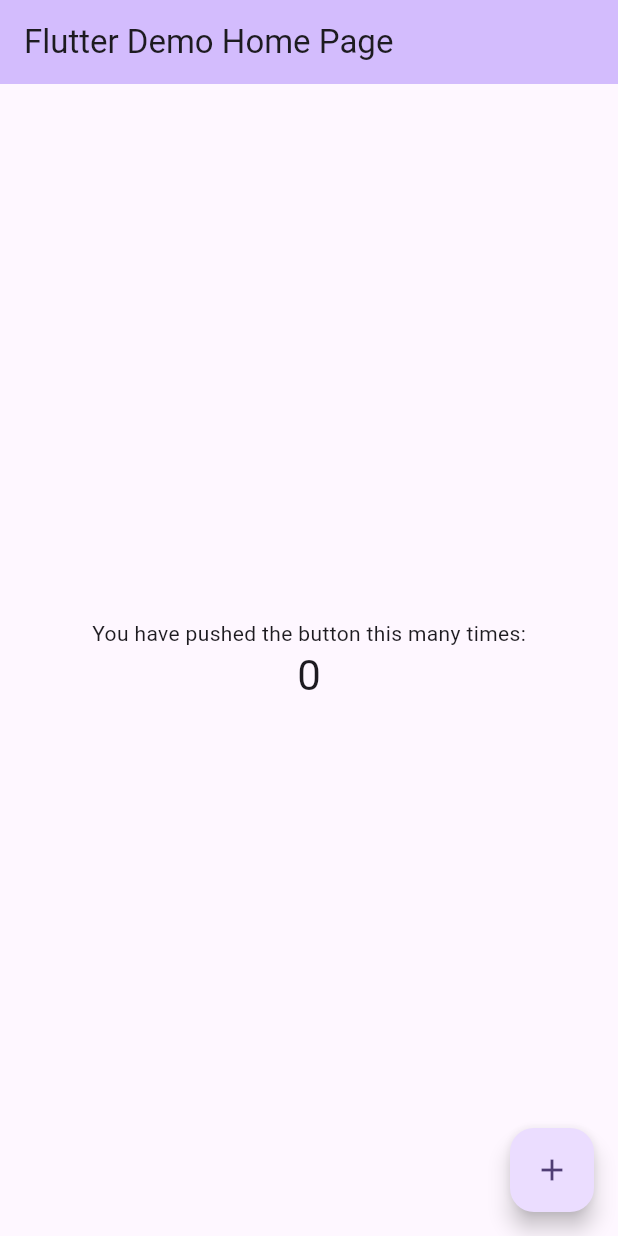
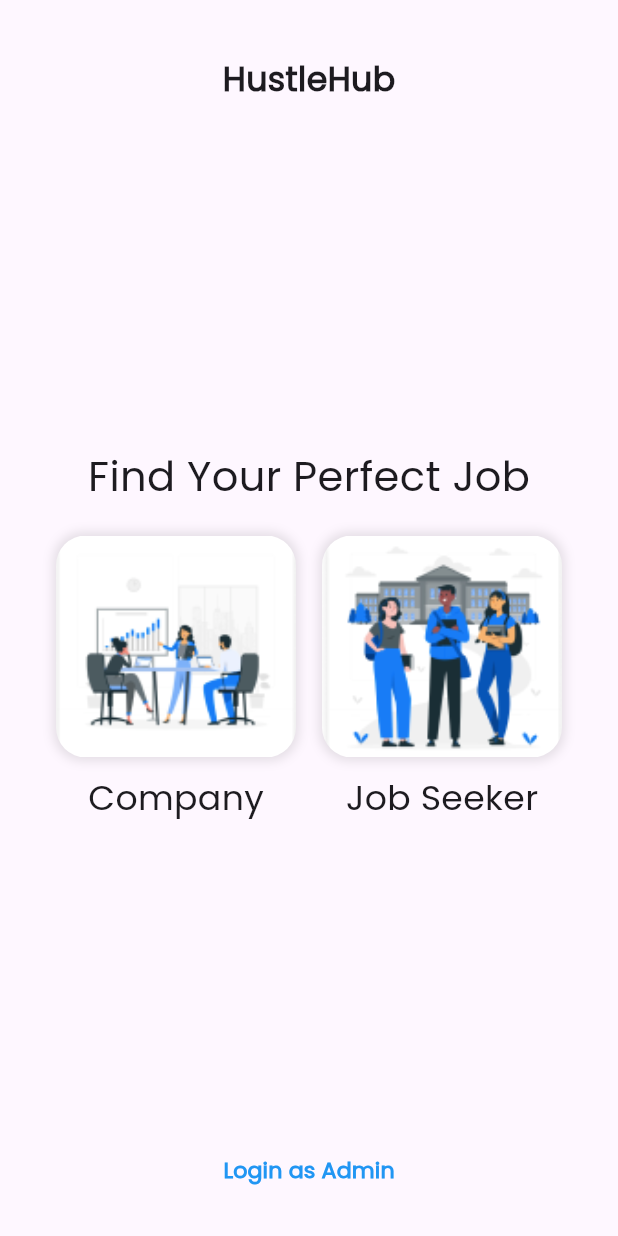
Before and after one commit to sjptechnologies/hustlehub, a Flutter app: the screen it shows after launch, on a phone screen of 412 x 824 dp. Run offline on Flutter 3.47's test engine with Material 3 defaults, Android fonts, the phone set to English and light mode, and no system bars; our stand-ins replace flutter_screenutil.

Commit message:
loginscreen,splashscreen,selectmodulescreen,responsive

```diff
--- /dev/null
+++ b/lib/features/auth/screens/selectmodulescreen.dart
@@ -0,0 +1,142 @@
+import 'package:flutter/material.dart';
+import 'package:flutter_screenutil/flutter_screenutil.dart';
+import 'package:hustlehub/main.dart';
+class JobSelectionScreen extends StatelessWidget {
+  @override
+  Widget build(BuildContext context) {
+    return Scaffold(
+      body: SafeArea(
+        child: Column(
+          crossAxisAlignment: CrossAxisAlignment.center,
+          children: [
+            // Title
+            SizedBox(height: 40.h),
+            Text(
+              'HustleHub',
+              style: TextStyle(
+                fontSize: 24.sp,
+                fontWeight: FontWeight.bold,
+              ),
+            ),
+            Spacer(),
+            SizedBox(height: 20.0),
+
+            // Subtitle
+            Text(
+              'Find Your Perfect Job',
+              style: TextStyle(
+                fontSize: 30.sp,
+                fontWeight: FontWeight.w500,
+              ),
+            ),
+
+            SizedBox(height: 20.0),
+
+            // Image buttons for Company and Job Seeker
+            Padding(
+              padding: const EdgeInsets.symmetric(horizontal: 20.0),
+              child: Row(
+                mainAxisAlignment: MainAxisAlignment.spaceEvenly,
+                children: [
+                  // Company Button
+                  GestureDetector(
+                    onTap: () {
+                      // Handle navigation to company screen
+                      print("Company button pressed");
+                    },
+                    child: Column(
+                      children: [
+                        Container(
+                          height: 160.h,
+                          width: 160.w,
+                          decoration: BoxDecoration(
+                            borderRadius: BorderRadius.circular(20.0),
+                            boxShadow: [
+                              BoxShadow(
+                                color: Colors.black.withOpacity(0.1),
+                                spreadRadius: 2,
+                                blurRadius: 5,
+                              ),
+                            ],
+                            image: DecorationImage(
+                              image: AssetImage('asset/images/company.png'), // Replace with your actual image
+                              fit: BoxFit.cover,
+                            ),
+                          ),
+                        ),
+                        SizedBox(height: 10.0),
+                        Text(
+                          'Company',
+                          style: TextStyle(
+                            fontSize: 25.sp,
+                            fontWeight: FontWeight.w500,
+                          ),
+                        ),
+                      ],
+                    ),
+                  ),
+
+                  // Job Seeker Button
+                  GestureDetector(
+                    onTap: () {
+                      // Handle navigation to job seeker screen
+                      print("Job Seeker button pressed");
+                    },
+                    child: Column(
+                      children: [
+                        Container(
+                          height: 160.h,
+                          width: 160.w,
+                          decoration: BoxDecoration(
+                            borderRadius: BorderRadius.circular(20.0),
+                            boxShadow: [
+                              BoxShadow(
+                                color: Colors.black.withOpacity(0.1),
+                                spreadRadius: 2,
+                                blurRadius: 5,
+                              ),
+                            ],
+                            image: DecorationImage(
+                              image: AssetImage('asset/images/job_seeker.png'), // Replace with your actual image
+                              fit: BoxFit.cover,
+                            ),
+                          ),
+                        ),
+                        SizedBox(height: 10.0),
+                        Text(
+                          'Job Seeker',
+                          style: TextStyle(
+                            fontSize: 25.sp,
+                            fontWeight: FontWeight.w500,
+                          ),
+                        ),
+                      ],
+                    ),
+                  ),
+                ],
+              ),
+            ),
+            Spacer(),
+
+            // Login as Admin Button
+            TextButton(
+              onPressed: () {
+                // Handle login as admin
+                print("Login as Admin button pressed");
+              },
+              child: Text(
+                'Login as Admin',
+                style: TextStyle(
+                  color: Colors.blue,
+                  fontSize: 16.sp,
+                  fontWeight: FontWeight.bold,
+                ),
+              ),
+            ),
+            SizedBox(height: 20.0),
+          ],
+        ),
+      ),
+    );
+  }
+}
--- a/lib/main.dart
+++ b/lib/main.dart
@@ -1,125 +1,23 @@
 import 'package:flutter/material.dart';
+import 'package:flutter_screenutil/flutter_screenutil.dart';
+import 'package:hustlehub/features/auth/screens/loginscreen.dart';
+import 'package:hustlehub/features/auth/screens/selectmodulescreen.dart';
+import 'package:hustlehub/features/auth/screens/splashscreen.dart';
 
 void main() {
-  runApp(const MyApp());
-}
-
-class MyApp extends StatelessWidget {
-  const MyApp({super.key});
-
-  // This widget is the root of your application.
-  @override
-  Widget build(BuildContext context) {
+  runApp(
+    ScreenUtilInit(
+      designSize: const Size(412, 891),
+        minTextAdapt: true,
+        splitScreenMode: true,
+      builder: (context,child) {
         return MaterialApp(
-      title: 'Flutter Demo',
           theme: ThemeData(
-        // This is the theme of your application.
-        //
-        // TRY THIS: Try running your application with "flutter run". You'll see
-        // the application has a purple toolbar. Then, without quitting the app,
-        // try changing the seedColor in the colorScheme below to Colors.green
-        // and then invoke "hot reload" (save your changes or press the "hot
-        // reload" button in a Flutter-supported IDE, or press "r" if you used
-        // the command line to start the app).
-        //
-        // Notice that the counter didn't reset back to zero; the application
-        // state is not lost during the reload. To reset the state, use hot
-        // restart instead.
-        //
-        // This works for code too, not just values: Most code changes can be
-        // tested with just a hot reload.
-        colorScheme: ColorScheme.fromSeed(seedColor: Colors.deepPurple),
-        useMaterial3: true,
+            fontFamily:'poppins'
           ),
-      home: const MyHomePage(title: 'Flutter Demo Home Page'),
+          home: JobSelectionScreen(),
         );
       }
-}
-
-class MyHomePage extends StatefulWidget {
-  const MyHomePage({super.key, required this.title});
-
-  // This widget is the home page of your application. It is stateful, meaning
-  // that it has a State object (defined below) that contains fields that affect
-  // how it looks.
-
-  // This class is the configuration for the state. It holds the values (in this
-  // case the title) provided by the parent (in this case the App widget) and
-  // used by the build method of the State. Fields in a Widget subclass are
-  // always marked "final".
-
-  final String title;
-
-  @override
-  State<MyHomePage> createState() => _MyHomePageState();
-}
-
-class _MyHomePageState extends State<MyHomePage> {
-  int _counter = 0;
-
-  void _incrementCounter() {
-    setState(() {
-      // This call to setState tells the Flutter framework that something has
-      // changed in this State, which causes it to rerun the build method below
-      // so that the display can reflect the updated values. If we changed
-      // _counter without calling setState(), then the build method would not be
-      // called again, and so nothing would appear to happen.
-      _counter++;
-    });
-  }
-
-  @override
-  Widget build(BuildContext context) {
-    // This method is rerun every time setState is called, for instance as done
-    // by the _incrementCounter method above.
-    //
-    // The Flutter framework has been optimized to make rerunning build methods
-    // fast, so that you can just rebuild anything that needs updating rather
-    // than having to individually change instances of widgets.
-    return Scaffold(
-      appBar: AppBar(
-        // TRY THIS: Try changing the color here to a specific color (to
-        // Colors.amber, perhaps?) and trigger a hot reload to see the AppBar
-        // change color while the other colors stay the same.
-        backgroundColor: Theme.of(context).colorScheme.inversePrimary,
-        // Here we take the value from the MyHomePage object that was created by
-        // the App.build method, and use it to set our appbar title.
-        title: Text(widget.title),
     ),
-      body: Center(
-        // Center is a layout widget. It takes a single child and positions it
-        // in the middle of the parent.
-        child: Column(
-          // Column is also a layout widget. It takes a list of children and
-          // arranges them vertically. By default, it sizes itself to fit its
-          // children horizontally, and tries to be as tall as its parent.
-          //
-          // Column has various properties to control how it sizes itself and
-          // how it positions its children. Here we use mainAxisAlignment to
-          // center the children vertically; the main axis here is the vertical
-          // axis because Columns are vertical (the cross axis would be
-          // horizontal).
-          //
-          // TRY THIS: Invoke "debug painting" (choose the "Toggle Debug Paint"
-          // action in the IDE, or press "p" in the console), to see the
-          // wireframe for each widget.
-          mainAxisAlignment: MainAxisAlignment.center,
-          children: <Widget>[
-            const Text(
-              'You have pushed the button this many times:',
-            ),
-            Text(
-              '$_counter',
-              style: Theme.of(context).textTheme.headlineMedium,
-            ),
-          ],
-        ),
-      ),
-      floatingActionButton: FloatingActionButton(
-        onPressed: _incrementCounter,
-        tooltip: 'Increment',
-        child: const Icon(Icons.add),
-      ), // This trailing comma makes auto-formatting nicer for build methods.
   );
 }
-}
```
Also changed, not shown: lib/features/auth/screens/loginscreen.dart (added, +80 -0 lines), lib/features/auth/screens/splashscreen.dart (added, +83 -0 lines), pubspec.yaml (+10 -9 lines), asset/font/Poppins-Regular.ttf (added), asset/images/company.png (added), asset/images/job_search_illustration.png (added), asset/images/job_seeker.png (added), pubspec.lock. Lines whose indentation alone changed are shown as unchanged.
